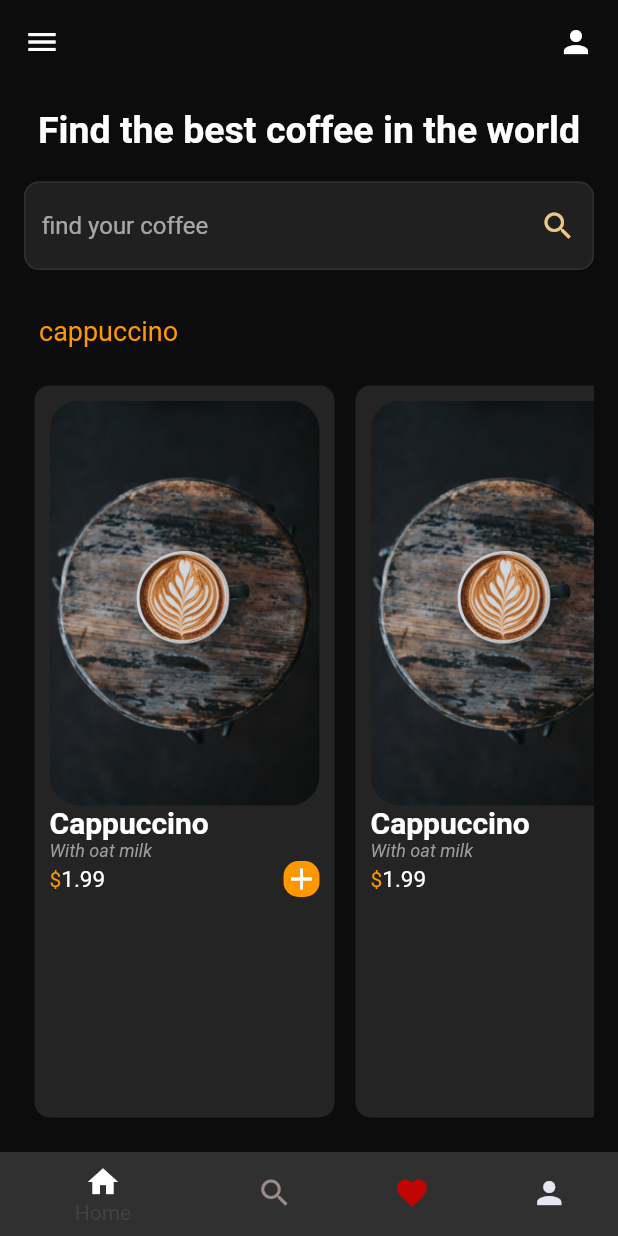
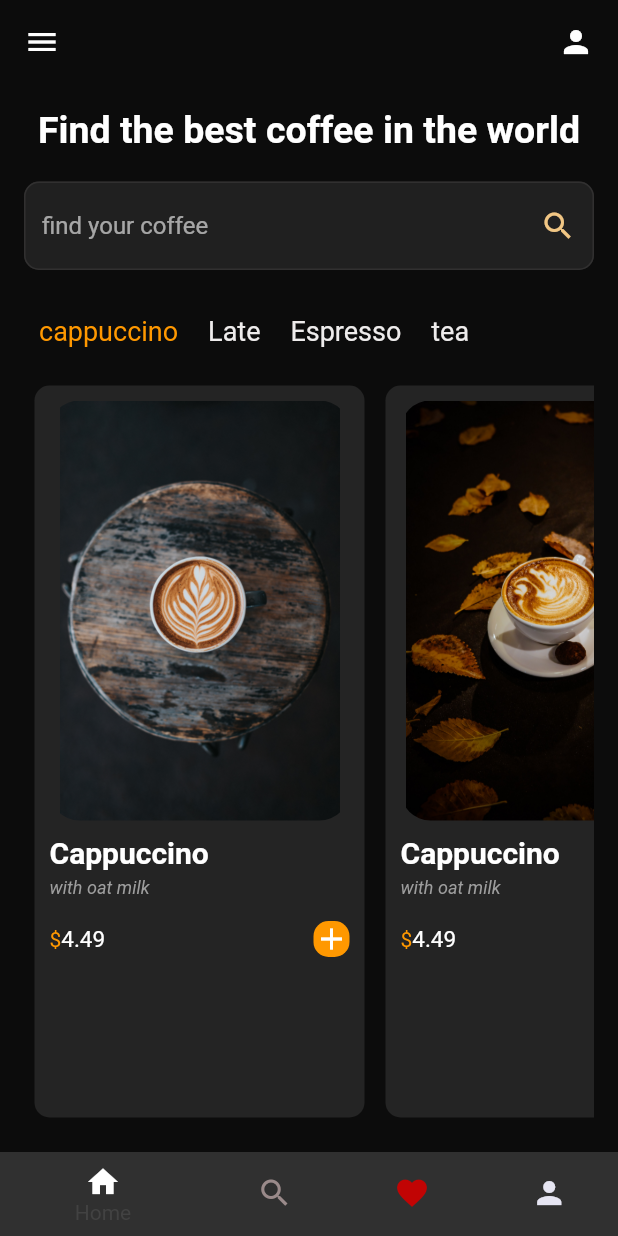
Before and after one commit to jadon6uwizeye/awesome-app, a Flutter app: the Page3 screen opened directly, after a tap on the "navigate next" icon, on a phone screen of 412 x 824 dp. Run offline on Flutter 3.47's test engine with Material 2 defaults, Android fonts, the phone set to English and light mode, and no system bars; Roboto replaces fonts that are missing (Sans Serif).

Commit message:
finish with cofee home UI

```diff
--- a/lib/advanced/cofee_pag1.dart
+++ b/lib/advanced/cofee_pag1.dart
@@ -19,7 +19,15 @@ class _CoffePage1State extends State<CoffePage1> {
   ];
 
   void cofeeTypeSelected(index) {
-    print(index);
+    // WidgetsBinding.instance!.addPostFrameCallback((_) {
+    setState(() {
+      for (var element in cofeeTypes) {
+        element[1] = false;
+      }
+      cofeeTypes[index][1] = true;
+    });
+    // })
+    ;
   }
 
   @override
@@ -120,6 +128,7 @@ class _CoffePage1State extends State<CoffePage1> {
                   color: Colors.transparent,
                   height: 50,
                   child: ListView.builder(
+                      scrollDirection: Axis.horizontal,
                       itemCount: cofeeTypes.length,
                       itemBuilder: (context, index) {
                         return CofeeType(
@@ -134,7 +143,26 @@ class _CoffePage1State extends State<CoffePage1> {
                 Expanded(
                     child: ListView(
                         scrollDirection: Axis.horizontal,
-                        children: const [CofeeTiles(), CofeeTiles()])),
+                        children: const [
+                      CofeeTiles(
+                        image: 'lib/images/cofee.jpg',
+                        name: 'Cappuccino',
+                        price: 4.49,
+                        description: 'with oat milk',
+                      ),
+                      CofeeTiles(
+                        image: 'lib/images/cofee2.jpg',
+                        name: 'Cappuccino',
+                        price: 4.49,
+                        description: 'with oat milk',
+                      ),
+                      CofeeTiles(
+                        image: 'lib/images/cofee3.jpg',
+                        name: 'Cappuccino',
+                        price: 4.49,
+                        description: 'with oat milk',
+                      )
+                    ])),
               ],
             ),
           )), // next: const Page2(),
--- a/lib/advanced/cofee_tiles.dart
+++ b/lib/advanced/cofee_tiles.dart
@@ -1,7 +1,17 @@
 import 'package:flutter/material.dart';
 
 class CofeeTiles extends StatelessWidget {
-  const CofeeTiles({Key? key}) : super(key: key);
+  final String image;
+  final String name;
+  final String description;
+  final double price;
+  const CofeeTiles(
+      {Key? key,
+      required this.image,
+      required this.name,
+      required this.description,
+      required this.price})
+      : super(key: key);
 
   @override
   Widget build(BuildContext context) {
@@ -9,8 +19,8 @@ class CofeeTiles extends StatelessWidget {
       padding: const EdgeInsets.all(7),
       child: Container(
           padding: const EdgeInsets.all(10),
-          width: 200,
-          height: 120,
+          width: 220,
+          height: 220,
           decoration: BoxDecoration(
             borderRadius: BorderRadius.circular(10),
             color: const Color.fromARGB(137, 56, 56, 56),
@@ -20,33 +30,37 @@ class CofeeTiles extends StatelessWidget {
             ClipRRect(
                 borderRadius: BorderRadius.circular(20),
                 child: Image.asset(
-                  'lib/images/cofee.jpg',
-                  // height: 500,
+                  image,
+                  height: 280,
+                  width: 200,
                 )),
-            const Text(
-              'Cappuccino',
-              style: TextStyle(
+            const SizedBox(height: 10),
+            Text(
+              name,
+              style: const TextStyle(
                 fontSize: 20,
                 fontWeight: FontWeight.bold,
               ),
             ),
-            const Text("With oat milk",
-                style: TextStyle(
+            const SizedBox(height: 5),
+            Text(description,
+                style: const TextStyle(
                   fontSize: 12,
                   color: Colors.grey,
                   fontStyle: FontStyle.italic,
                 )),
+            const SizedBox(height: 15),
             Row(
               mainAxisAlignment: MainAxisAlignment.spaceBetween,
               children: [
                 Row(
-                  children: const [
-                    Text(
+                  children: [
+                    const Text(
                       "\$",
                       style: TextStyle(color: Colors.orange),
                     ),
-                    Text("1.99",
-                        style: TextStyle(
+                    Text(price.toString(),
+                        style: const TextStyle(
                           fontSize: 15,
                         )),
                   ],
--- a/lib/advanced/cofee_types.dart
+++ b/lib/advanced/cofee_types.dart
@@ -15,7 +15,9 @@ class CofeeType extends StatelessWidget {
   @override
   Widget build(BuildContext context) {
     return GestureDetector(
-      onTap: onTap(),
+      onTap: () {
+        onTap();
+      },
       child: Padding(
         padding: const EdgeInsets.all(10.0),
         child: Text(name,
--- a/pubspec.yaml
+++ b/pubspec.yaml
@@ -63,6 +63,8 @@ flutter:
     - assets/Roads-Untraveled.jpg
     - assets/cartoon.png
     - lib/images/cofee.jpg
+    - lib/images/cofee2.jpg
+    - lib/images/cofee3.jpg
   #   - images/a_dot_ham.jpeg
 
   # An image asset can refer to one or more resolution-specific "variants", see
```
Also changed, not shown: lib/images/cofee2.jpg (added), lib/images/cofee3.jpg (added).
